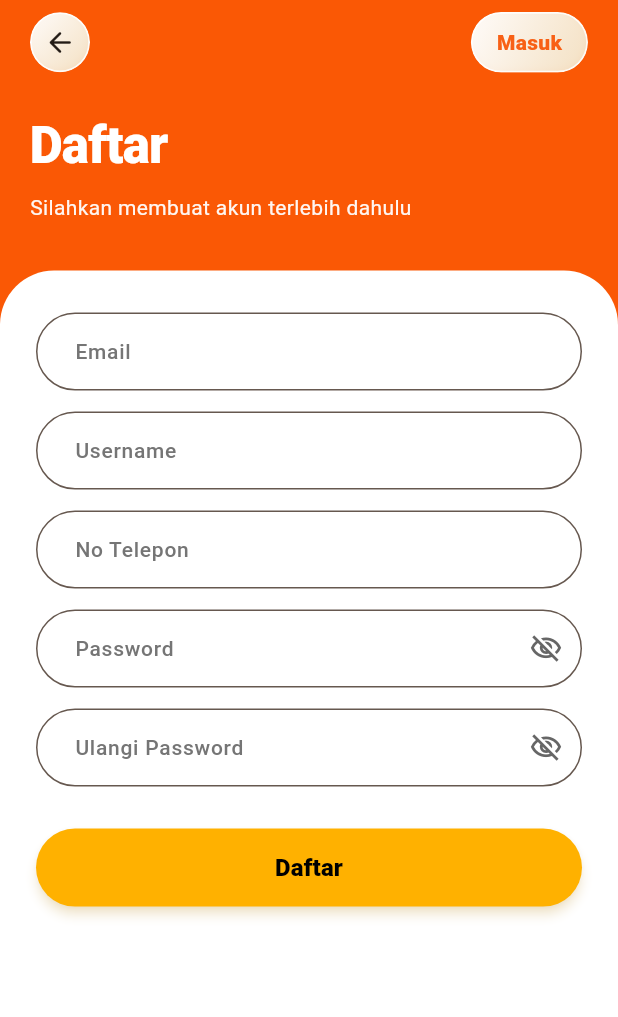
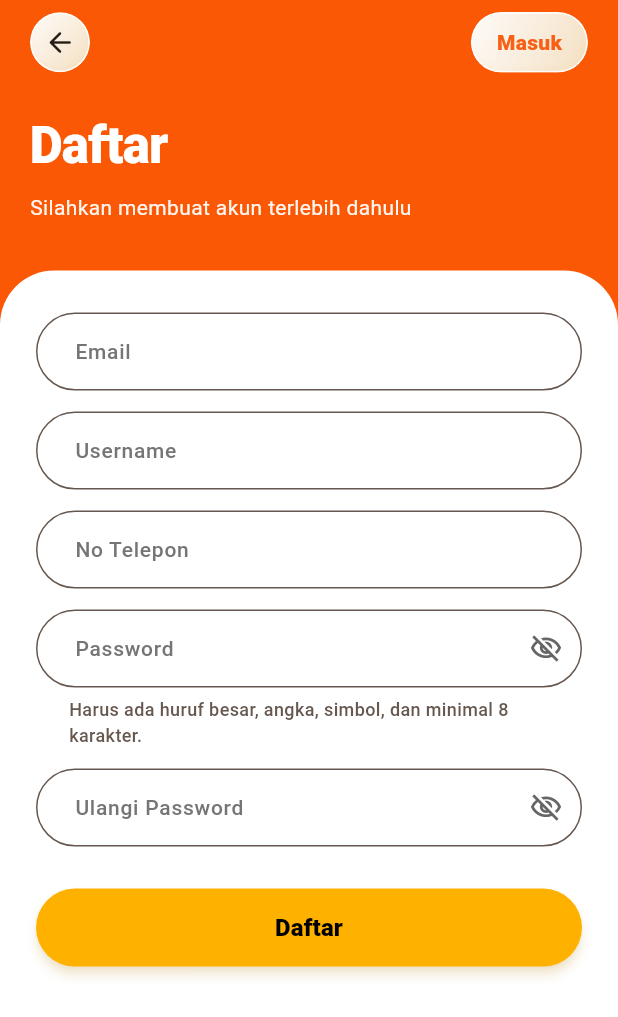
Before and after one commit to adhaaraditt/BEKALIMA, a Flutter app: the RegisterScreen screen opened directly, on a phone screen of 412 x 824 dp. Shown: the top 1017 px of the screen. Run offline on Flutter 3.47's test engine with Material 3 defaults, Android fonts, the light colour scheme and no system bars; Roboto replaces fonts that are missing (Plus Jakarta Sans).

Commit message:
register password

```diff
--- a/lib/main.dart
+++ b/lib/main.dart
@@ -2,6 +2,7 @@ import 'dart:ui' as ui;
 
 import 'package:flutter/material.dart';
 import 'package:flutter/rendering.dart';
+import 'package:flutter_localizations/flutter_localizations.dart';
 import 'screens/welcome_screen.dart';
 import 'services/theme_controller.dart';
 import 'theme/theme.dart';
@@ -132,6 +133,9 @@ class _BekalimaAppState extends State<BekalimaApp>
         theme: AppTheme.lightTheme,
         darkTheme: AppTheme.darkTheme,
         themeMode: ThemeController.instance.themeMode,
+        locale: const Locale('id'),
+        supportedLocales: const [Locale('id'), Locale('en')],
+        localizationsDelegates: GlobalMaterialLocalizations.delegates,
         themeAnimationStyle: AnimationStyle.noAnimation,
         builder: (context, child) {
           return Stack(
--- a/lib/screens/register_screen.dart
+++ b/lib/screens/register_screen.dart
@@ -49,6 +49,11 @@ class _RegisterScreenState extends State<RegisterScreen> {
         phone.isEmpty ||
         password.isEmpty ||
         confirmPassword.isEmpty) {
+      setState(() => _showFieldErrors = true);
+      return;
+    }
+
+    if (!_isPasswordStrong(password)) {
       setState(() => _showFieldErrors = true);
       return;
     }
@@ -257,9 +262,9 @@ class _RegisterScreenState extends State<RegisterScreen> {
                           });
                         },
                       ),
-                      errorText: _fieldError(
-                        _passwordController.text.trim().isEmpty,
-                      ),
+                      errorText: _passwordError,
+                      helperText:
+                          'Harus ada huruf besar, angka, simbol, dan minimal 8 karakter.',
                     ),
                     const SizedBox(height: 14),
 
@@ -333,6 +338,24 @@ class _RegisterScreenState extends State<RegisterScreen> {
     return 'Harap di isi terlebih dahulu.';
   }
 
+  String? get _passwordError {
+    if (!_showFieldErrors) return null;
+    final password = _passwordController.text.trim();
+    if (password.isEmpty) return 'Harap di isi terlebih dahulu.';
+    if (!_isPasswordStrong(password)) {
+      return 'Password minimal 8 karakter, harus ada huruf besar, angka, dan simbol.';
+    }
+    return null;
+  }
+
+  bool _isPasswordStrong(String value) {
+    if (value.length < 8) return false;
+    final hasUppercase = RegExp(r'[A-Z]').hasMatch(value);
+    final hasDigit = RegExp(r'[0-9]').hasMatch(value);
+    final hasSymbol = RegExp(r'[^A-Za-z0-9]').hasMatch(value);
+    return hasUppercase && hasDigit && hasSymbol;
+  }
+
   void _refreshErrors() {
     if (_showFieldErrors) setState(() {});
   }
--- a/lib/widgets/pill_text_field.dart
+++ b/lib/widgets/pill_text_field.dart
@@ -9,6 +9,7 @@ class PillTextField extends StatelessWidget {
   final ValueChanged<String>? onChanged;
   final Widget? suffixIcon;
   final String? errorText;
+  final String? helperText;
 
   const PillTextField({
     super.key,
@@ -19,6 +20,7 @@ class PillTextField extends StatelessWidget {
     this.onChanged,
     this.suffixIcon,
     this.errorText,
+    this.helperText,
   });
 
   static const TextStyle _textStyle = TextStyle(
@@ -38,6 +40,13 @@ class PillTextField extends StatelessWidget {
   static const TextStyle _errorStyle = TextStyle(
     fontFamily: 'Plus Jakarta Sans',
     color: AppColors.tomatoBurst,
+    fontSize: 12,
+    fontWeight: FontWeight.w500,
+  );
+
+  static const TextStyle _helperStyle = TextStyle(
+    fontFamily: 'Plus Jakarta Sans',
+    color: AppColors.textSecondary,
     fontSize: 12,
     fontWeight: FontWeight.w500,
   );
@@ -89,6 +98,11 @@ class PillTextField extends StatelessWidget {
           Padding(
             padding: const EdgeInsets.only(left: 22, top: 6),
             child: Text(errorText!, style: _errorStyle),
+          )
+        else if (helperText != null)
+          Padding(
+            padding: const EdgeInsets.only(left: 22, top: 6),
+            child: Text(helperText!, style: _helperStyle),
           ),
       ],
     );
--- a/pubspec.yaml
+++ b/pubspec.yaml
@@ -29,6 +29,8 @@ environment:
 # versions available, run `flutter pub outdated`.
 dependencies:
   flutter:
+    sdk: flutter
+  flutter_localizations:
     sdk: flutter
 
   # The following adds the Cupertino Icons font to your application.
```
Also changed, not shown: lib/screens/checkout_screen.dart (+33 -1 lines), pubspec.lock, 1 other file.
